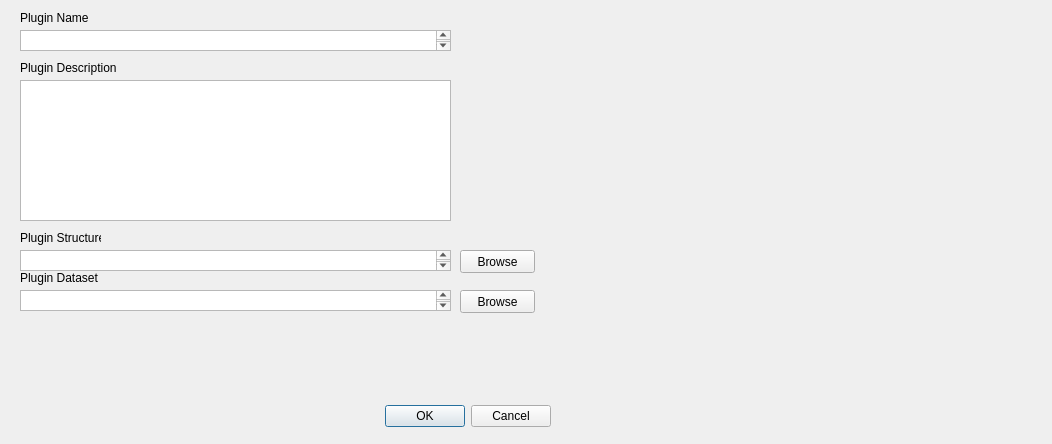
Old version of the form newPlugin.ui in the repository maurygrin/Software-Project-Team9.
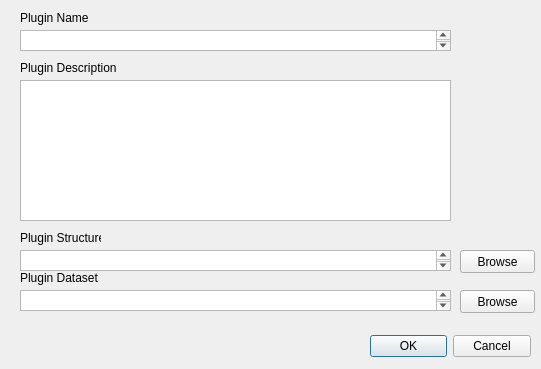
New version of the form.

Commit message: Create a plugin UI

What changed in the file:
```diff
--- a/newPlugin.ui
+++ b/newPlugin.ui
@@ -6,8 +6,8 @@
    <rect>
     <x>0</x>
     <y>0</y>
-    <width>1052</width>
-    <height>444</height>
+    <width>541</width>
+    <height>369</height>
    </rect>
   </property>
   <property name="windowTitle">
@@ -16,9 +16,9 @@
   <widget class="QDialogButtonBox" name="buttonBox">
    <property name="geometry">
     <rect>
-     <x>210</x>
-     <y>400</y>
-     <width>341</width>
+     <x>370</x>
+     <y>330</y>
+     <width>161</width>
      <height>32</height>
     </rect>
    </property>
```
Left out of the diff: 42 changed lines with no effect on the pictures. The commit also changes 2 other files.
